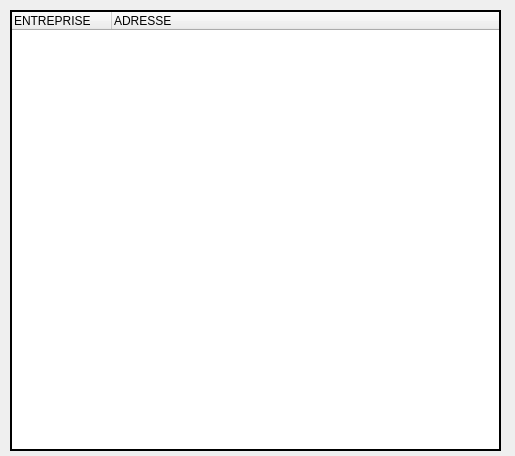
This is ui/uiDialogContacts.ui in LavLab/Python_EncyclopedieEntreprises as Qt 5 draws it before an edit. The edited form follows.
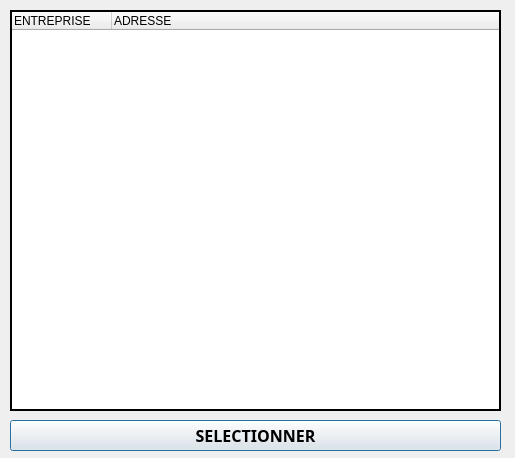
This is the edited form.

```diff
--- a/ui/uiDialogContacts.ui
+++ b/ui/uiDialogContacts.ui
@@ -7,7 +7,7 @@
     <x>0</x>
     <y>0</y>
     <width>515</width>
-    <height>456</height>
+    <height>458</height>
    </rect>
   </property>
   <property name="windowTitle">
@@ -19,7 +19,7 @@
      <x>10</x>
      <y>10</y>
      <width>491</width>
-     <height>441</height>
+     <height>401</height>
     </rect>
    </property>
    <property name="frameShape">
@@ -57,6 +57,27 @@
     </property>
    </column>
   </widget>
+  <widget class="QPushButton" name="contacts_btn_selectionner">
+   <property name="geometry">
+    <rect>
+     <x>10</x>
+     <y>420</y>
+     <width>491</width>
+     <height>31</height>
+    </rect>
+   </property>
+   <property name="font">
+    <font>
+     <family>Century Gothic</family>
+     <pointsize>12</pointsize>
+     <weight>75</weight>
+     <bold>true</bold>
+    </font>
+   </property>
+   <property name="text">
+    <string>SELECTIONNER</string>
+   </property>
+  </widget>
  </widget>
  <resources/>
  <connections/>
```
Left out of the diff: 3 changed lines with no effect on the pictures.
